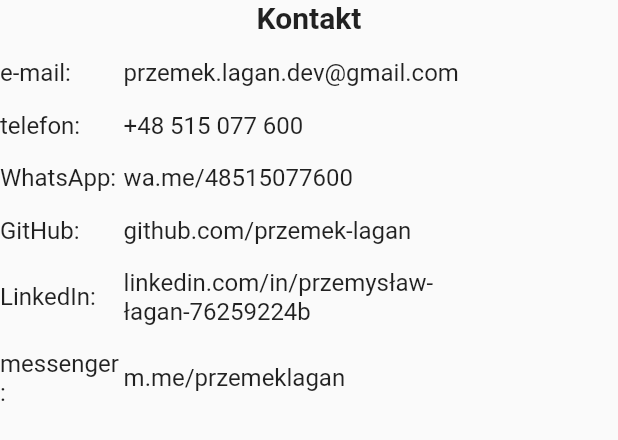
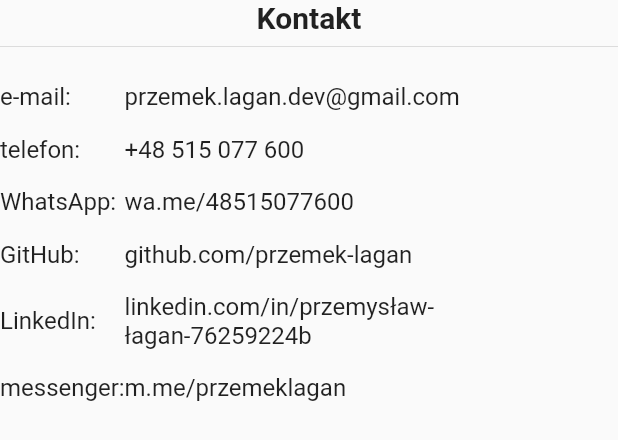
Before and after one commit to przemek-lagan/cv, a Flutter app: the ContactPage widget shown alone on an empty page, opened directly, on a phone screen of 412 x 824 dp. Shown: the top 440 px of the screen. Run offline on Flutter 3.47's test engine with Material 2 defaults, Android fonts, the phone set to English and light mode, and no system bars; our stand-ins replace bloc, flutter_bloc, simple_icons; generated files the repository leaves out were written again.

```diff
--- a/lib/home/home_page.dart
+++ b/lib/home/home_page.dart
@@ -31,7 +31,7 @@ class HomePageNarrow extends StatelessWidget {
       builder: (context, coreState) {
         final PageController pageController = PageController(
             initialPage:
-                5); // coreState.activePageIndex); TODO TODO TODO TODO TODO TODO TODO
+                2); // coreState.activePageIndex); TODO TODO TODO TODO TODO TODO TODO
 
         return Scaffold(
           appBar: const HomeAppBar(),
--- a/lib/home/pages/contact.dart
+++ b/lib/home/pages/contact.dart
@@ -1,3 +1,4 @@
+import 'package:cv/home/pages/shared_widgets.dart';
 import 'package:flutter/material.dart';
 import 'package:flutter_gen/gen_l10n/app_localizations.dart';
 
@@ -13,7 +14,7 @@ class ContactPage extends StatelessWidget {
         Table(
           defaultVerticalAlignment: TableCellVerticalAlignment.middle,
           columnWidths: const {
-            0: FlexColumnWidth(1),
+            0: IntrinsicColumnWidth(flex: 1),
             1: FlexColumnWidth(4),
           },
           children: [
@@ -65,21 +66,7 @@ class ContactPage extends StatelessWidget {
   }
 }
 
-class TableCell1 extends StatelessWidget {
-  final String label;
-  const TableCell1({
-    required this.label,
-    Key? key,
-  }) : super(key: key);
 
-  @override
-  Widget build(BuildContext context) {
-    return Text(
-      label,
-      style: const TextStyle(fontSize: 16),
-    );
-  }
-}
 
 class TableCell2SelectableText extends StatelessWidget {
   final String label;
@@ -96,25 +83,3 @@ class TableCell2SelectableText extends StatelessWidget {
     );
   }
 }
-
-class PageTitle extends StatelessWidget {
-  const PageTitle({
-    Key? key,
-    required this.title,
-  }) : super(key: key);
-
-  final String title;
-
-  @override
-  Widget build(BuildContext context) {
-    return Column(
-      children: [
-        Text(
-          title,
-          style: const TextStyle(fontWeight: FontWeight.bold, fontSize: 20),
-        ),
-        const SizedBox(height: 16),
-      ],
-    );
-  }
-}
--- /dev/null
+++ b/lib/home/pages/shared_widgets.dart
@@ -0,0 +1,42 @@
+import 'package:flutter/material.dart';
+
+class PageTitle extends StatelessWidget {
+  const PageTitle({
+    Key? key,
+    required this.title,
+  }) : super(key: key);
+
+  final String title;
+
+  @override
+  Widget build(BuildContext context) {
+    return Column(
+      children: [
+        Text(
+          title,
+          style: const TextStyle(fontWeight: FontWeight.bold, fontSize: 20),
+        ),
+        const Divider(),
+        const SizedBox(height: 16),
+      ],
+    );
+  }
+}
+
+class TableCell1 extends StatelessWidget {
+  final String label;
+  final bool bold;
+  const TableCell1({
+    required this.label,
+    this.bold = false,
+    Key? key,
+  }) : super(key: key);
+
+  @override
+  Widget build(BuildContext context) {
+    return Text(
+      label,
+      style: TextStyle(fontSize: 16, fontWeight: bold ? FontWeight.bold : null),
+    );
+  }
+}
```
Also changed, not shown: lib/home/pages/education.dart (+49 -1 lines), lib/home/pages/global.dart (+10 -6 lines), lib/home/pages/work.dart (added, +10 -0 lines), lib/l10n/app_pl.arb (+9 -2 lines).
